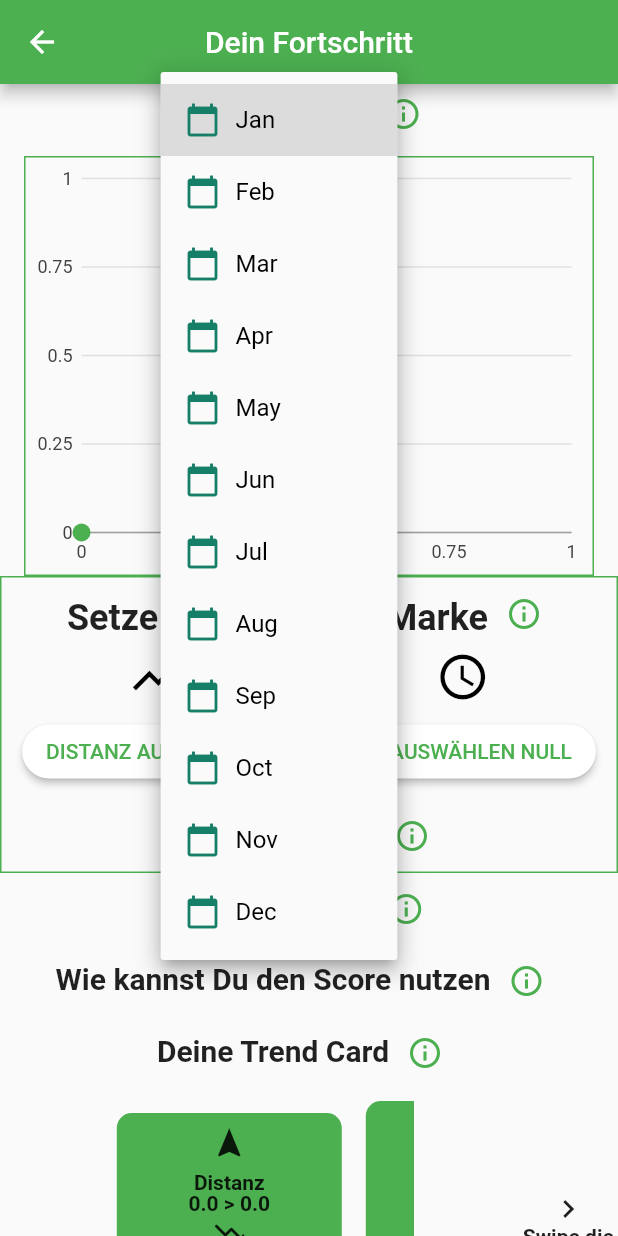
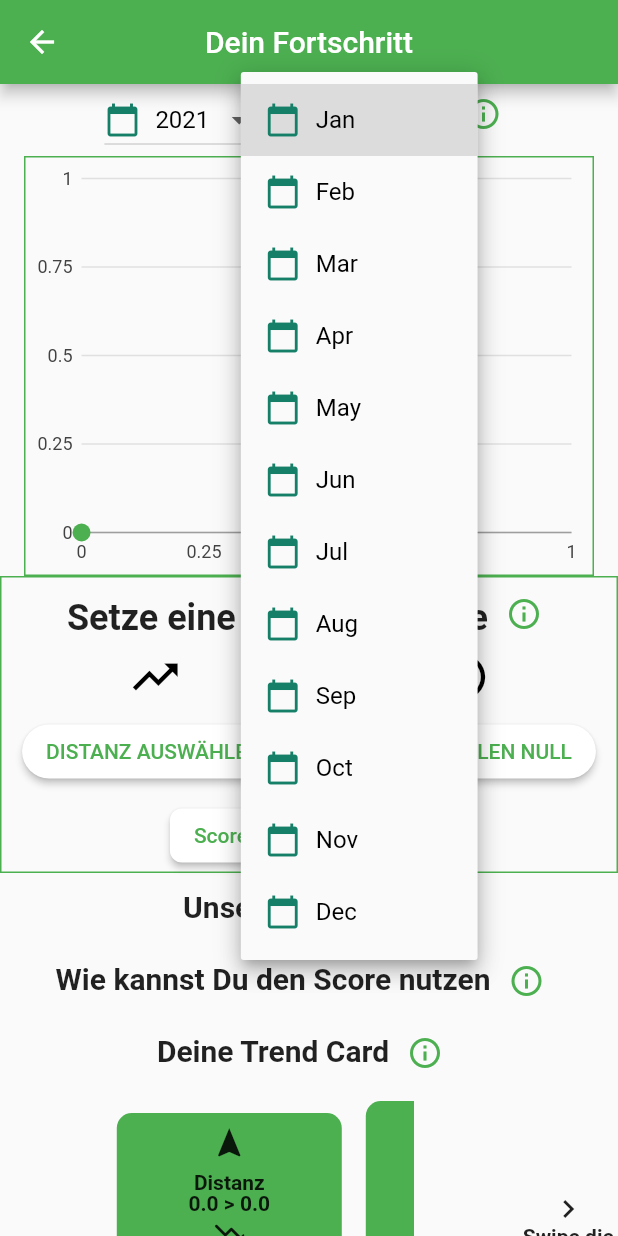
Before and after one commit to daniyalsajid/UBT, a Flutter app: the Userdata screen opened directly, after a tap on "Select Month", on a phone screen of 412 x 824 dp. Run offline on Flutter 3.47's test engine with Material 2 defaults, Android fonts, the phone set to English and light mode, and no system bars; our stand-ins replace charts_flutter, date_field, firebase_auth, firebase_core, firebase_database, fluttertoast and 1 more; missing offline and left inert: firebase_auth_web, firebase_core_web, flutter_circular_chart, flutter_picker, owesome_validator; accounts and stored records are empty.

Commit message:
year selection added

```diff
--- a/lib/screens/progress_screens/user_data.dart
+++ b/lib/screens/progress_screens/user_data.dart
@@ -45,6 +45,7 @@
   double score;
   String monthnow;
   String userSelectedValue;
+  String userSelectedYear = "2021";
   double s; //score
   // C for rounding score values
   int c;
@@ -70,6 +71,12 @@
     'Nov',
     'Dec',
   ];
+
+  List<String> years = <String>[
+    '2021',
+    '2020',
+  ];
+
 
   Query _ref;
 
@@ -276,7 +283,7 @@
 
     databaseReference
       ..child(uploadAuth)
-          .child('2020')
+          .child(userSelectedYear)
           .child(month)
           .once()
           .then((DataSnapshot snapshot) {
@@ -355,83 +362,18 @@
                     children: [
                       Flexible(
                         child: DropdownButton(
-                          hint: Text('Select Month'),
-                          value: userSelectedValue,
+                          hint: Text('Select year'),
+                          value: userSelectedYear,
                           onChanged: (value) {
                             setState(
                               () {
-                                userSelectedValue = value;
-                                switch (userSelectedValue) {
-                                  case 'Jan':
-                                    {
-                                      userentry = chart('1');
-                                    }
-                                    break;
-                                  case 'Feb':
-                                    {
-                                      userentry = chart('2');
-                                    }
-
-                                    break;
-
-                                  case 'Mar':
-                                    {
-                                      userentry = chart('3');
-                                    }
-                                    break;
-                                  case 'Apr':
-                                    {
-                                      userentry = chart('4');
-                                    }
-                                    break;
-                                  case 'May':
-                                    {
-                                      userentry = chart('5');
-                                    }
-                                    break;
-                                  case 'Jun':
-                                    {
-                                      userentry = chart('6');
-                                    }
-                                    break;
-                                  case 'Jul':
-                                    {
-                                      userentry = chart('7');
-                                    }
-                                    break;
-                                  case 'Aug':
-                                    {
-                                      userentry = chart('8');
-                                    }
-                                    break;
-                                  case 'Sep':
-                                    {
-                                      userentry = chart('9');
-                                    }
-                                    break;
-                                  case 'Oct':
-                                    {
-                                      userentry = chart('10');
-                                    }
-                                    break;
-                                  case 'Nov':
-                                    {
-                                      userentry = chart('11');
-                                    }
-                                    break;
-                                  case 'Dec':
-                                    {
-                                      userentry = chart('12');
-                                    }
-                                    break;
-                                }
+                                userSelectedYear = value;
                               },
                             );
                           },
-                          items: users.map((String month) {
+                          items: years.map((String year) {
                             return DropdownMenuItem<String>(
-                              value: month,
-
+                              value: year,
                               // Row to Cloumn
                               child: Row(
                                 children: <Widget>[
@@ -441,7 +383,7 @@
                                     width: 10,
                                   ),
                                   Text(
-                                    month,
+                                    year,
                                     style: TextStyle(color: Colors.black),
                                   ),
                                   //
@@ -451,6 +393,8 @@
                           }).toList(),
                         ),
                       ),
+                      SizedBox(width: 5,),
+                      _monthSelection(),
                       IconButton(
                         alignment: Alignment.topRight,
                         icon: Icon(Icons.info_outline),
@@ -865,6 +809,106 @@
           ),
         ));
   }
+
+  Flexible _monthSelection() {
+    return Flexible(
+      child: DropdownButton(
+        hint: Text('Select Month'),
+        value: userSelectedValue,
+        onChanged: (value) {
+          setState(
+            () {
+              userSelectedValue = value;
+              switch (userSelectedValue) {
+                case 'Jan':
+                  {
+                    userentry = chart('1');
+                  }
+                  break;
+                case 'Feb':
+                  {
+                    userentry = chart('2');
+                  }
+
+                  break;
+
+                case 'Mar':
+                  {
+                    userentry = chart('3');
+                  }
+                  break;
+                case 'Apr':
+                  {
+                    userentry = chart('4');
+                  }
+                  break;
+                case 'May':
+                  {
+                    userentry = chart('5');
+                  }
+                  break;
+                case 'Jun':
+                  {
+                    userentry = chart('6');
+                  }
+                  break;
+                case 'Jul':
+                  {
+                    userentry = chart('7');
+                  }
+                  break;
+                case 'Aug':
+                  {
+                    userentry = chart('8');
+                  }
+                  break;
+                case 'Sep':
+                  {
+                    userentry = chart('9');
+                  }
+                  break;
+                case 'Oct':
+                  {
+                    userentry = chart('10');
+                  }
+                  break;
+                case 'Nov':
+                  {
+                    userentry = chart('11');
+                  }
+                  break;
+                case 'Dec':
+                  {
+                    userentry = chart('12');
+                  }
+                  break;
+              }
+            },
+          );
+        },
+        items: users.map((String month) {
+          return DropdownMenuItem<String>(
+            value: month,
+
+            // Row to Cloumn
+            child: Row(
+              children: <Widget>[
+                Icon(Icons.calendar_today, color: Color(0xFF167F67)),
+                SizedBox(
+                  width: 10,
+                ),
+                Text(
+                  month,
+                  style: TextStyle(color: Colors.black),
+                ),
+                //
+              ],
+            ),
+          );
+        }).toList(),
+      ),
+    );
+  }
 }
 
 class Item {
```
